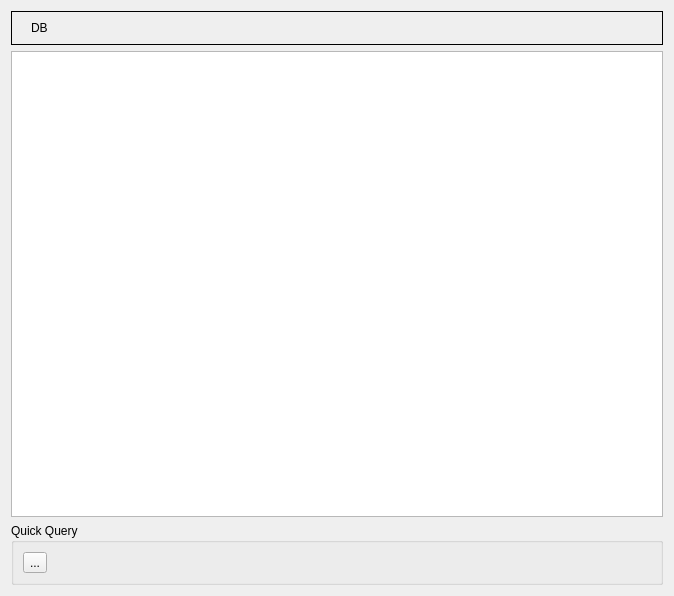
Old version of the form BrowseTableForm.ui in the repository fritzone/ddm.
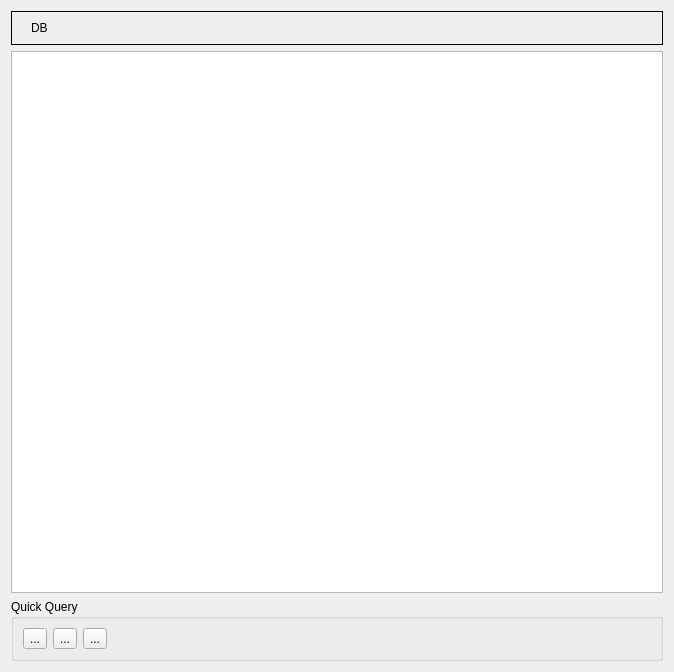
New version of the form. Icons and pictures are not drawn.

Diff of the .ui file:
```diff
--- a/BrowseTableForm.ui
+++ b/BrowseTableForm.ui
@@ -7,7 +7,7 @@
     <x>0</x>
     <y>0</y>
     <width>674</width>
-    <height>596</height>
+    <height>672</height>
    </rect>
   </property>
   <property name="windowTitle">
@@ -79,10 +79,12 @@
      <property name="title">
       <string>Quick Query</string>
      </property>
-     <layout class="QVBoxLayout" name="verticalLayout_2">
+     <layout class="QHBoxLayout" name="horizontalLayout_3">
       <item>
        <layout class="QVBoxLayout" name="verticalLayout">
         <item>
+         <layout class="QHBoxLayout" name="horizontalLayout_2">
+          <item>
          <widget class="QToolButton" name="btnExecuteQuery">
           <property name="toolTip">
            <string>Run the query</string>
@@ -97,6 +99,49 @@
          </widget>
         </item>
         <item>
+           <widget class="QToolButton" name="btnOpenQuery">
+            <property name="toolTip">
+             <string>Run the query</string>
+            </property>
+            <property name="text">
+             <string>...</string>
+            </property>
+            <property name="icon">
+             <iconset resource="dbm.qrc">
+              <normaloff>:/images/actions/images/actions/fileopen.png</normaloff>:/images/actions/images/actions/fileopen.png</iconset>
+            </property>
+           </widget>
+          </item>
+          <item>
+           <widget class="QToolButton" name="btnSaveQuery">
+            <property name="toolTip">
+             <string>Run the query</string>
+            </property>
+            <property name="text">
+             <string>...</string>
+            </property>
+            <property name="icon">
+             <iconset resource="dbm.qrc">
+              <normaloff>:/images/actions/images/actions/filesave.png</normaloff>:/images/actions/images/actions/filesave.png</iconset>
+            </property>
+           </widget>
+          </item>
+          <item>
+           <spacer name="horizontalSpacer">
+            <property name="orientation">
+             <enum>Qt::Horizontal</enum>
+            </property>
+            <property name="sizeHint" stdset="0">
+             <size>
+              <width>40</width>
+              <height>20</height>
+             </size>
+            </property>
+           </spacer>
+          </item>
+         </layout>
+        </item>
+        <item>
          <layout class="QHBoxLayout" name="horizontalLayout_5"/>
         </item>
        </layout>
```
Left out of the diff: 34 changed lines with no effect on the pictures. Lines whose indentation alone changed are shown as unchanged.
